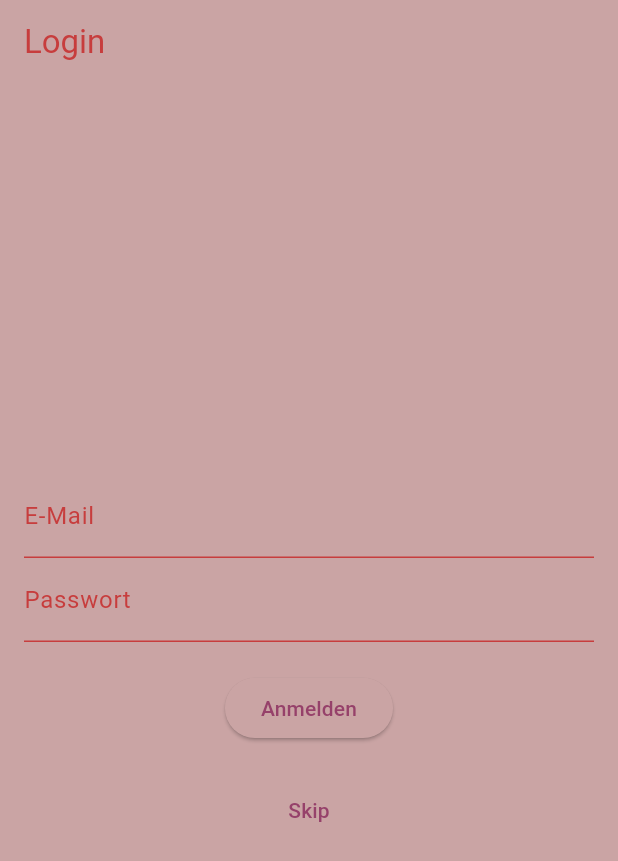
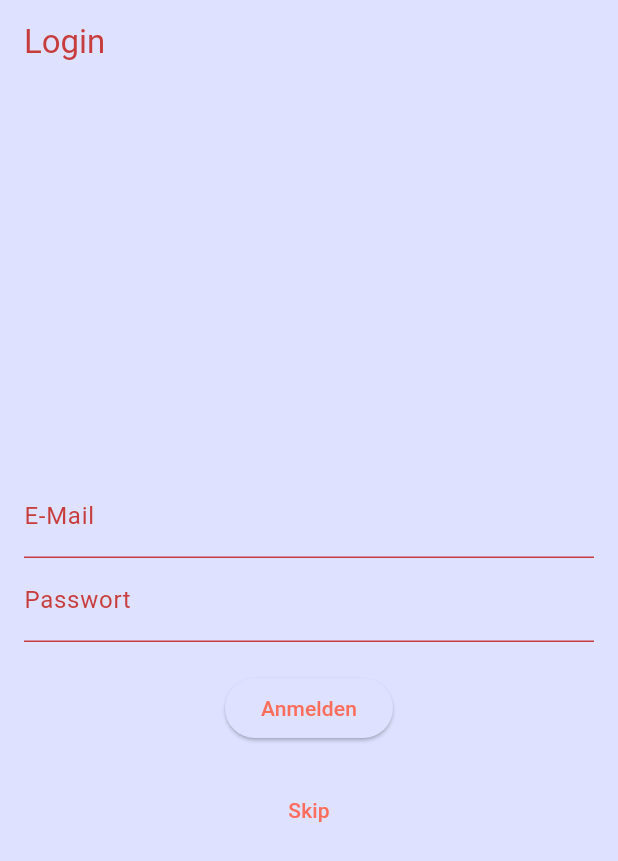
Before and after one commit to BHH-Informatik/app_parking, a Flutter app: the screen it shows after launch, on a phone screen of 412 x 824 dp. Shown: the top 861 px of the screen. Run offline on Flutter 3.47's test engine with Material 3 defaults, Android fonts, the phone set to English and light mode, and no system bars; our stand-ins replace shared_preferences, table_calendar.

Commit message:
colors edit

```diff
--- a/mobile_parking/lib/model/app_colors.dart
+++ b/mobile_parking/lib/model/app_colors.dart
@@ -1,48 +1,41 @@
 
 import 'package:flutter/material.dart';
 
-// Light und Dark Theme für App
-// class MyAppColors {
-//   static const darkBlue = Color(0xFF1E1E2C);
-//   static const lightBlue = Color(0xFF2D2D44);
-// }
-
-// class MyAppThemes {
-//   static final lightTheme = ThemeData(
-//     primaryColor: MyAppColors.lightBlue,
-//     brightness: Brightness.light,
-//   );
-
-//   static final darkTheme = ThemeData(
-//     primaryColor: MyAppColors.darkBlue,
-//     brightness: Brightness.dark,
-//   );
-// }
-
 const lightColorScheme = ColorScheme(
   brightness: Brightness.light,
-  primary: Color(0xFF96416A),
-  onPrimary: Color(0xFFFFFFFF),
-  primaryContainer: Color(0xFFFFD8E6),
-  onPrimaryContainer: Color(0xFF3D0024),
-  secondary: Color(0xFF735761),
-  onSecondary: Color(0xFF412A33),
-  error: Colors.red,
+
+  primary: Color.fromARGB(255,252,109,92), // main color 1
+  onPrimary: Color.fromARGB(255,255,204,151), // main color 2
+
+  secondary: Color.fromARGB(255,3,146,163), // main color 3
+  onSecondary: Color.fromARGB(255,0,51,104), // main color 4
+
+  tertiary: Colors.amber,
+  onTertiary: Color.fromARGB(255, 0, 151, 167),
+
+  error: Color.fromARGB(255, 244, 67, 54),
   onError: Color.fromARGB(255, 140, 0, 255),
+
   onSurface: Color.fromARGB(255, 199, 61, 61),
-  surface: Color.fromARGB(255, 202, 164, 164),
+  surface: Color.fromARGB(255, 222, 225, 255), // background color
+
 );
 
 const darkColorScheme = ColorScheme(
   brightness: Brightness.dark,
-  primary: Color(0xFFFFB0D0),
-  onPrimary: Color(0xFF5C113B),
-  primaryContainer: Color(0xFF792952),
-  onPrimaryContainer: Color(0xFFFFD8E6),
-  secondary: Color(0xFFE1BDCA),
-  onSecondary: Color(0xFF412A33),
+
+  primary: Color.fromARGB(255,252,109,92), // main color 1
+  onPrimary: Color.fromARGB(255,255,204,151), // main color 2
+
+  secondary: Color.fromARGB(255,3,146,163), // main color 3
+  onSecondary: Color.fromARGB(255,0,51,104), // main color 4
+
+  tertiary: Colors.amber,
+  onTertiary: Color.fromARGB(255, 0, 151, 167),
+
   error: Colors.red,
   onError: Color.fromARGB(255, 255, 152, 152),
+
   onSurface: Color.fromARGB(255, 12, 132, 148),
-  surface: Color.fromARGB(255, 128, 35, 35),
+  surface: Color.fromARGB(255, 47, 49, 73), // background color
 );
--- a/mobile_parking/lib/page2.dart
+++ b/mobile_parking/lib/page2.dart
@@ -1,4 +1,5 @@
 import 'package:flutter/material.dart';
+import 'package:mobile_parking/model/app_colors.dart';
 import 'package:table_calendar/table_calendar.dart';
 import 'package:http/http.dart' as http;
 import 'dart:convert';
@@ -37,7 +38,7 @@ class _Page2State extends State<Page2> {
         _highlightedDays = {
           for (var booking in bookingsJson)
           // Stelle sicher, dass die Uhrzeit auf 00:00:00 gesetzt wird, damit der Vergleich funktioniert
-            DateTime.parse(booking['date']).toLocal(): Colors.green.shade300
+            DateTime.parse(booking['date']).toLocal(): lightColorScheme.secondary
         };
         // print(_highlightedDays); // Ausgabe zur Überprüfung
       });
```
Also changed, not shown: mobile_parking/lib/page4.dart (+0 -18 lines).
